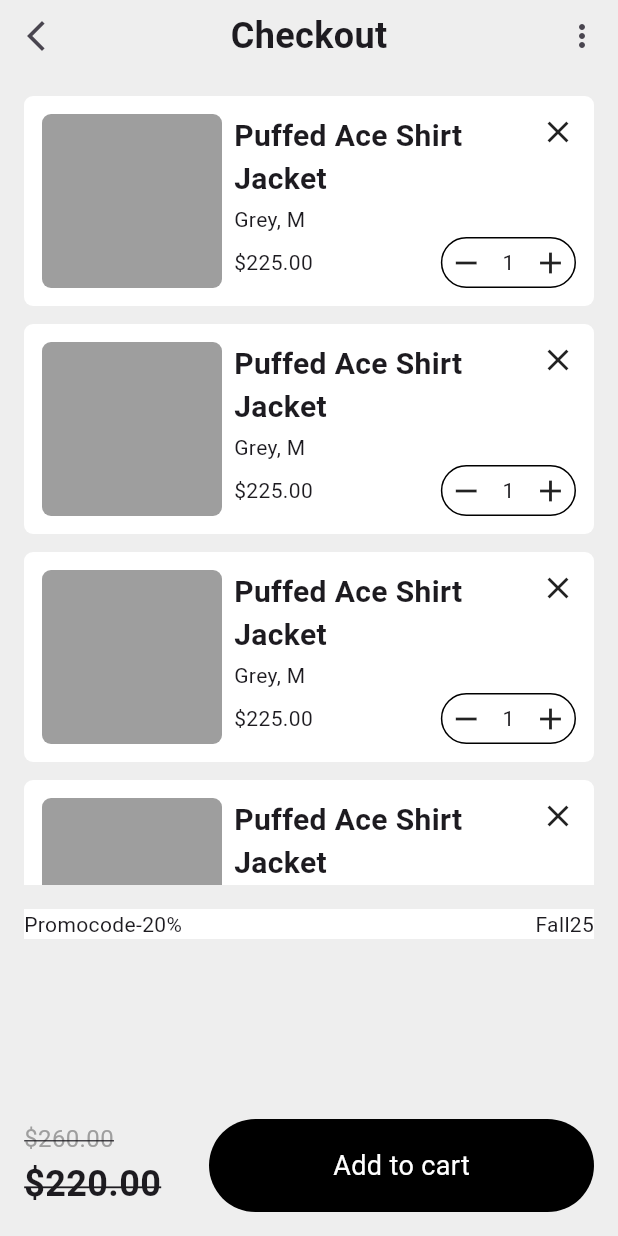
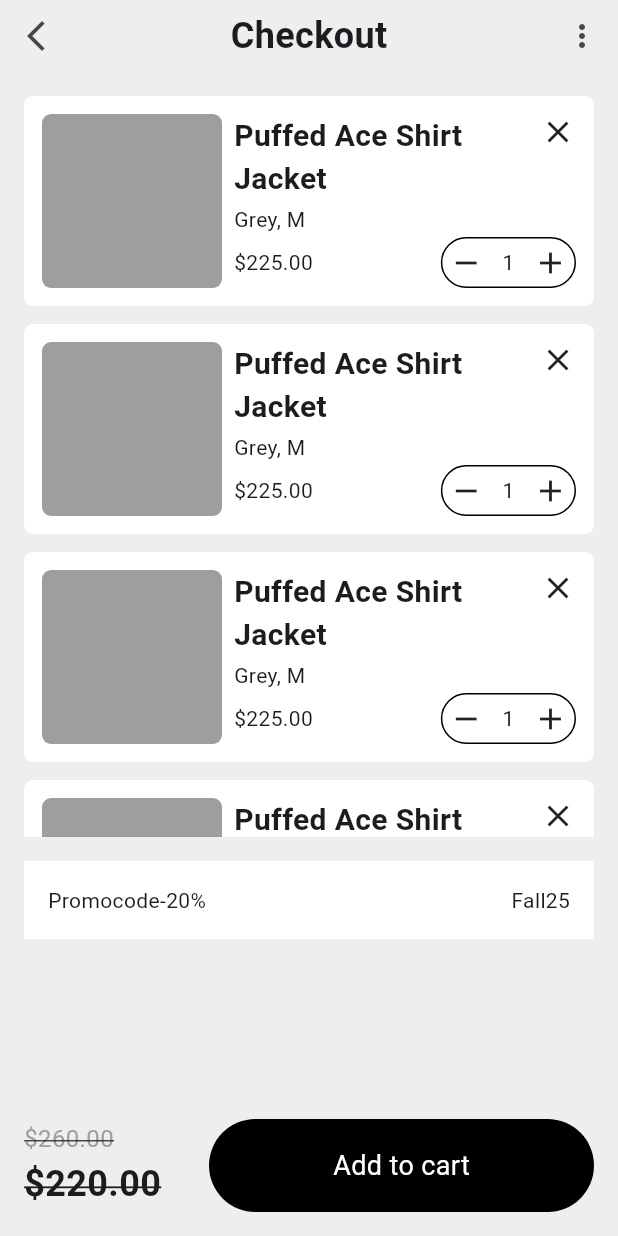
Before and after one commit to JAICHANGPARK/flutter_notebook_chapter_49, a Flutter app: the ECommerceCheckoutPage screen opened directly, on a phone screen of 412 x 824 dp. Run offline on Flutter 3.47's test engine with Material 3 defaults, Android fonts, the phone set to English and light mode, and no system bars; our stand-ins replace dots_indicator, gap, google_fonts; Roboto replaces fonts that are missing (Akshar).

Commit message:
Update e_commerce_checkout_page.dart

```diff
--- a/lib/ep2451_e_commerce_app/ui/e_commerce_checkout_page.dart
+++ b/lib/ep2451_e_commerce_app/ui/e_commerce_checkout_page.dart
@@ -87,7 +87,8 @@ class _ECommerceCheckoutPageState extends State<ECommerceCheckoutPage> {
                                         ],
                                       ),
                                       Text("Grey, M"),
-                                      Row( mainAxisAlignment: .spaceBetween,
+                                      Row(
+                                        mainAxisAlignment: .spaceBetween,
                                         children: [
                                           Text("\$225.00"),
                                           Container(
@@ -96,7 +97,10 @@ class _ECommerceCheckoutPageState extends State<ECommerceCheckoutPage> {
                                                 side: BorderSide(),
                                               ),
                                             ),
-                                            padding: .symmetric(horizontal: 4, vertical: 4),
+                                            padding: .symmetric(
+                                              horizontal: 4,
+                                              vertical: 4,
+                                            ),
                                             child: Row(
                                               spacing: 12,
                                               children: [
@@ -119,6 +123,7 @@ class _ECommerceCheckoutPageState extends State<ECommerceCheckoutPage> {
                     ),
                     Gap(16),
                     Container(
+                      padding: .only(top: 16, bottom: 16, left: 16, right: 16),
                       decoration: BoxDecoration(color: Colors.white),
                       child: Row(
                         children: [
```
